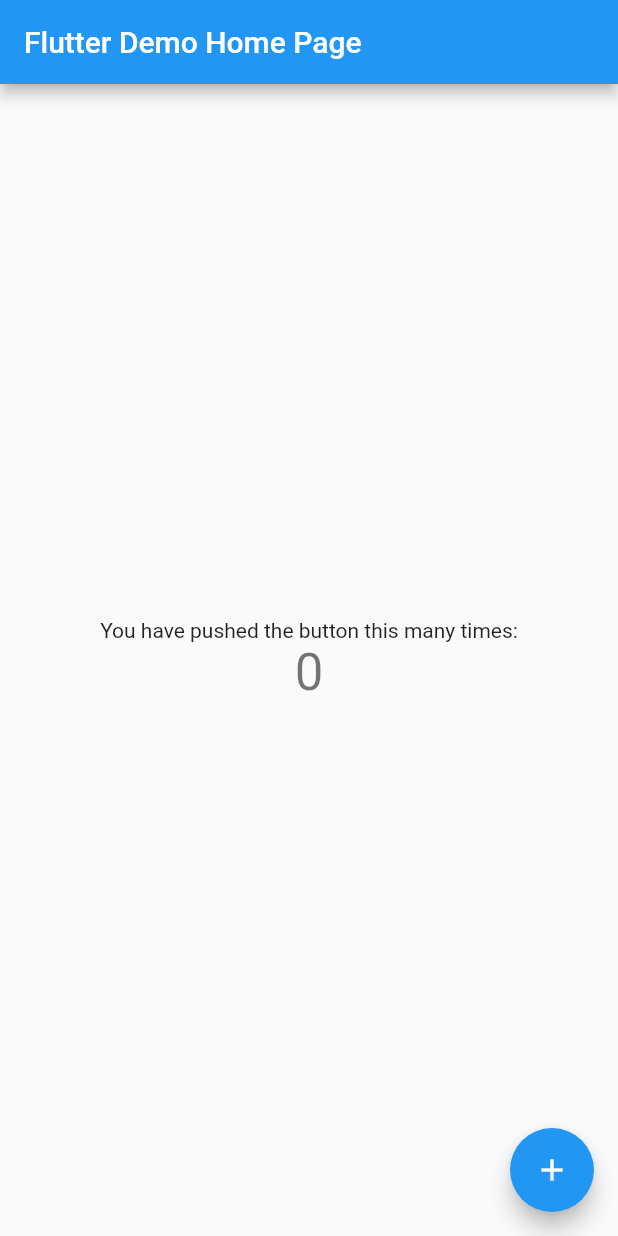
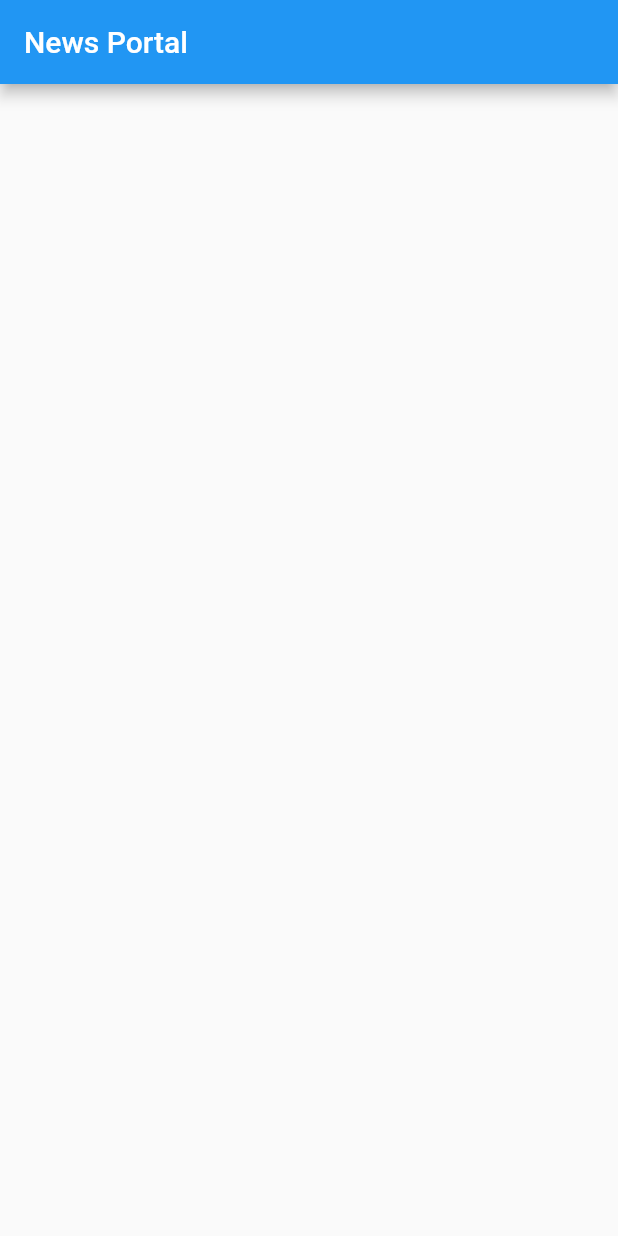
Before and after one commit to marufrobin/newsportal, a Flutter app: the screen it shows after launch, on a phone screen of 412 x 824 dp. Run offline on Flutter 3.47's test engine with Material 2 defaults, Android fonts, the phone set to English and light mode, and no system bars.

Commit message:
homepage added...

```diff
--- /dev/null
+++ b/lib/home_page.dart
@@ -0,0 +1,14 @@
+import 'package:flutter/material.dart';
+
+class HomePage extends StatelessWidget {
+  const HomePage({Key? key}) : super(key: key);
+
+  @override
+  Widget build(BuildContext context) {
+    return Scaffold(
+      appBar: AppBar(
+        title: Text("News Portal"),
+      ),
+    );
+  }
+}
--- a/lib/main.dart
+++ b/lib/main.dart
@@ -1,115 +1,18 @@
 import 'package:flutter/material.dart';
+import 'package:newsportal/home_page.dart';
 
 void main() {
   runApp(const MyApp());
 }
 
 class MyApp extends StatelessWidget {
-  const MyApp({super.key});
+  const MyApp({Key? key}) : super(key: key);
 
-  // This widget is the root of your application.
   @override
   Widget build(BuildContext context) {
     return MaterialApp(
-      title: 'Flutter Demo',
-      theme: ThemeData(
-        // This is the theme of your application.
-        //
-        // Try running your application with "flutter run". You'll see the
-        // application has a blue toolbar. Then, without quitting the app, try
-        // changing the primarySwatch below to Colors.green and then invoke
-        // "hot reload" (press "r" in the console where you ran "flutter run",
-        // or simply save your changes to "hot reload" in a Flutter IDE).
-        // Notice that the counter didn't reset back to zero; the application
-        // is not restarted.
-        primarySwatch: Colors.blue,
-      ),
-      home: const MyHomePage(title: 'Flutter Demo Home Page'),
+      debugShowCheckedModeBanner: false,
+      home: HomePage(),
     );
   }
 }
-
-class MyHomePage extends StatefulWidget {
-  const MyHomePage({super.key, required this.title});
-
-  // This widget is the home page of your application. It is stateful, meaning
-  // that it has a State object (defined below) that contains fields that affect
-  // how it looks.
-
-  // This class is the configuration for the state. It holds the values (in this
-  // case the title) provided by the parent (in this case the App widget) and
-  // used by the build method of the State. Fields in a Widget subclass are
-  // always marked "final".
-
-  final String title;
-
-  @override
-  State<MyHomePage> createState() => _MyHomePageState();
-}
-
-class _MyHomePageState extends State<MyHomePage> {
-  int _counter = 0;
-
-  void _incrementCounter() {
-    setState(() {
-      // This call to setState tells the Flutter framework that something has
-      // changed in this State, which causes it to rerun the build method below
-      // so that the display can reflect the updated values. If we changed
-      // _counter without calling setState(), then the build method would not be
-      // called again, and so nothing would appear to happen.
-      _counter++;
-    });
-  }
-
-  @override
-  Widget build(BuildContext context) {
-    // This method is rerun every time setState is called, for instance as done
-    // by the _incrementCounter method above.
-    //
-    // The Flutter framework has been optimized to make rerunning build methods
-    // fast, so that you can just rebuild anything that needs updating rather
-    // than having to individually change instances of widgets.
-    return Scaffold(
-      appBar: AppBar(
-        // Here we take the value from the MyHomePage object that was created by
-        // the App.build method, and use it to set our appbar title.
-        title: Text(widget.title),
-      ),
-      body: Center(
-        // Center is a layout widget. It takes a single child and positions it
-        // in the middle of the parent.
-        child: Column(
-          // Column is also a layout widget. It takes a list of children and
-          // arranges them vertically. By default, it sizes itself to fit its
-          // children horizontally, and tries to be as tall as its parent.
-          //
-          // Invoke "debug painting" (press "p" in the console, choose the
-          // "Toggle Debug Paint" action from the Flutter Inspector in Android
-          // Studio, or the "Toggle Debug Paint" command in Visual Studio Code)
-          // to see the wireframe for each widget.
-          //
-          // Column has various properties to control how it sizes itself and
-          // how it positions its children. Here we use mainAxisAlignment to
-          // center the children vertically; the main axis here is the vertical
-          // axis because Columns are vertical (the cross axis would be
-          // horizontal).
-          mainAxisAlignment: MainAxisAlignment.center,
-          children: <Widget>[
-            const Text(
-              'You have pushed the button this many times:',
-            ),
-            Text(
-              '$_counter',
-              style: Theme.of(context).textTheme.headline4,
-            ),
-          ],
-        ),
-      ),
-      floatingActionButton: FloatingActionButton(
-        onPressed: _incrementCounter,
-        tooltip: 'Increment',
-        child: const Icon(Icons.add),
-      ), // This trailing comma makes auto-formatting nicer for build methods.
-    );
-  }
-}
```
